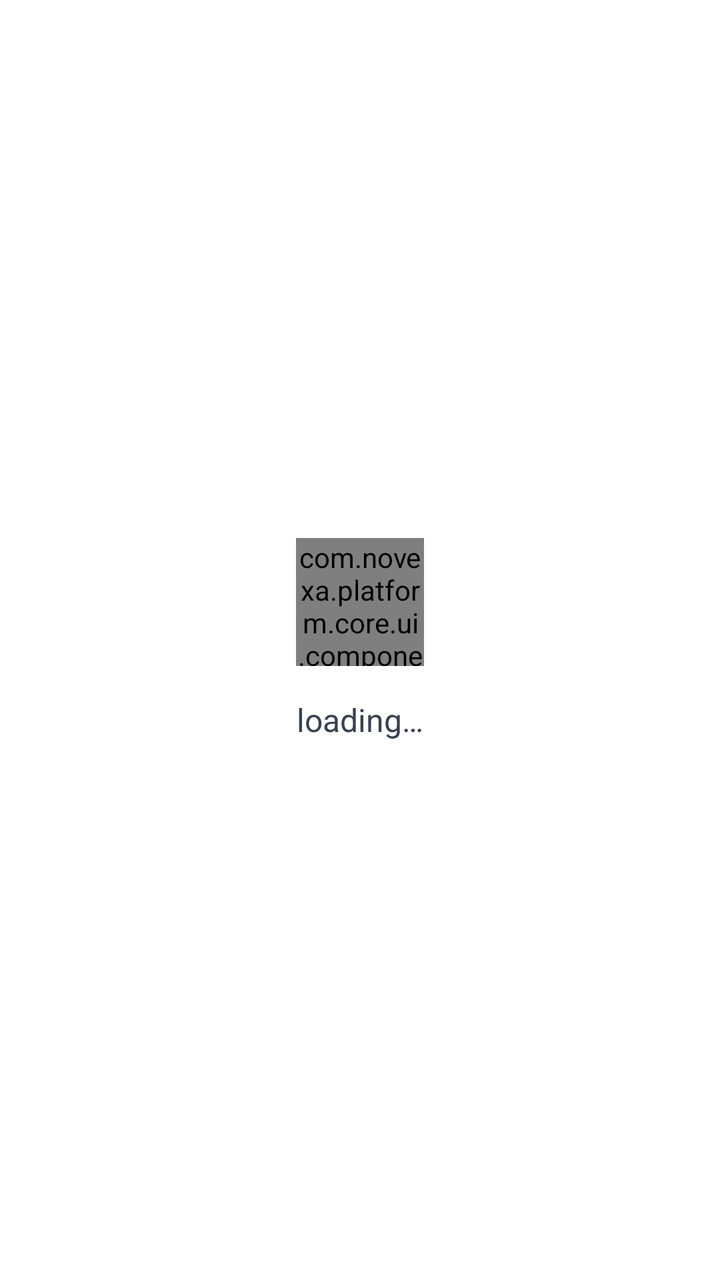
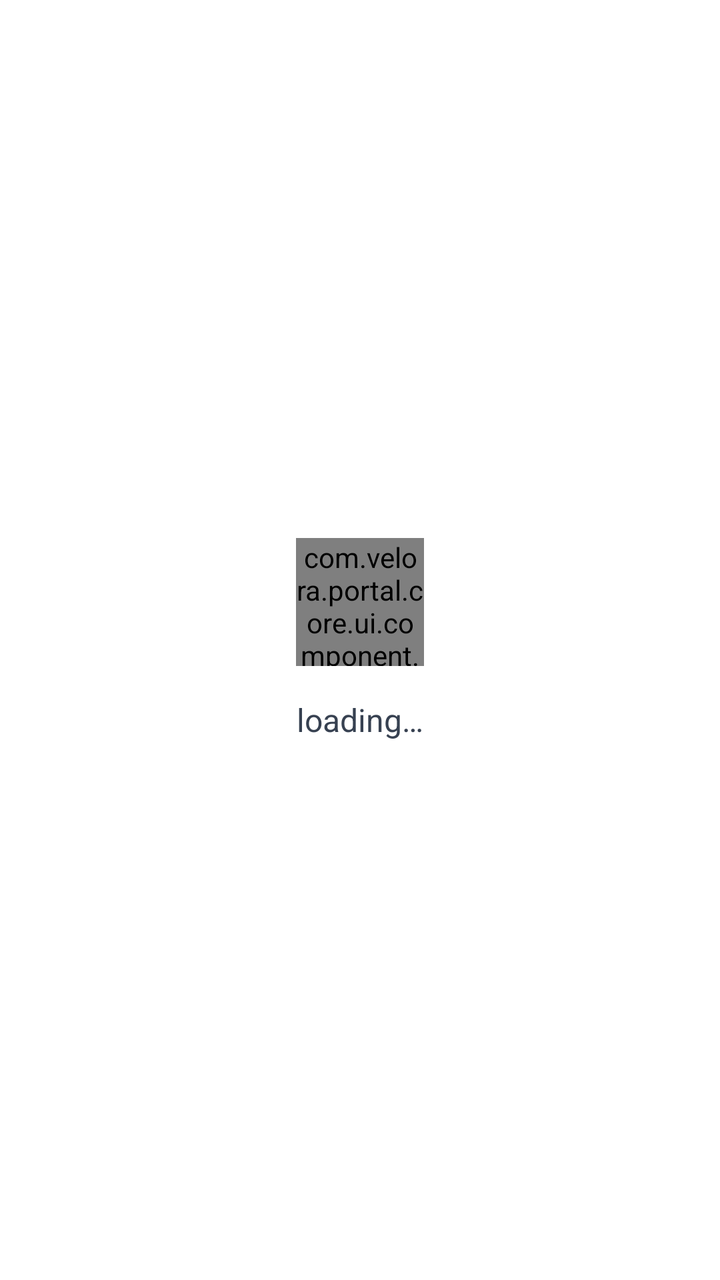

The first picture is an Android layout as it rendered before a commit; the second is the same layout after the commit. The layout source and the unified diff follow.
<!-- AndroidManifest.xml: application theme MyTheme -->
<!-- res/layout/view_content_loading.xml -->
<?xml version="1.0" encoding="utf-8"?>
<LinearLayout xmlns:android="http://schemas.android.com/apk/res/android"
    xmlns:tools="http://schemas.android.com/tools"
    android:layout_width="match_parent"
    android:layout_height="match_parent"
    android:gravity="center"
    android:orientation="vertical"
    tools:background="@color/text_inverse">

    <com.novexa.platform.core.ui.component.ShapeBounceLoadingView
        android:layout_width="@dimen/dp_72"
        android:layout_height="@dimen/dp_72" />

    <TextView
        android:layout_width="wrap_content"
        android:layout_height="wrap_content"
        android:layout_marginTop="@dimen/dp_18"
        android:text="@string/loading"
        android:textColor="@color/text_body"
        android:textSize="@dimen/sp_18"
        android:textStyle="normal" />
</LinearLayout>
<!-- resources referenced by this layout -->
<resources>
  <color name="text_body">#374151</color>
  <color name="text_inverse">#FFFFFFFF</color>
  <dimen name="dp_18">18dp</dimen>
  <dimen name="dp_72">72dp</dimen>
  <dimen name="sp_18">18sp</dimen>
  <string name="loading">loading…</string>
  <style name="MyTheme" parent="Theme.MaterialComponents.DayNight.NoActionBar">
          <item name="android:windowBackground">@color/surface_primary</item>
          <item name="android:statusBarColor">@color/surface_primary</item>
          <item name="android:navigationBarColor">@color/surface_primary</item>
          <item name="android:windowTranslucentStatus">false</item>
          <item name="android:windowTranslucentNavigation">false</item>
          <item name="editTextStyle">@style/AppEditTextStyle</item>
          <item name="android:editTextStyle">@style/AppEditTextStyle</item>
      </style>
  <color name="surface_primary">#FFFFFFFF</color>
  <style name="AppEditTextStyle" parent="@style/Widget.AppCompat.EditText">
          <item name="android:textCursorDrawable">@drawable/input_cursor_color_7087f8</item>
      </style>
  <!-- drawable input_cursor_color_7087f8 (drawable) -->
  <?xml version="1.0" encoding="utf-8"?>
  <shape xmlns:android="http://schemas.android.com/apk/res/android">
      <size android:width="@dimen/dp_2" />
      <solid android:color="@color/brand_primary" />
  </shape>
  <dimen name="dp_2">2dp</dimen>
  <color name="brand_primary">#396401</color>
</resources>

<!-- the commit's change to res/layout/view_content_loading.xml (unified diff, before → after) -->
@@ -7,7 +7,7 @@
     android:orientation="vertical"
     tools:background="@color/text_inverse">
 
-    <com.novexa.platform.core.ui.component.ShapeBounceLoadingView
+    <com.velora.portal.core.ui.component.ShapeBounceLoadingView
         android:layout_width="@dimen/dp_72"
         android:layout_height="@dimen/dp_72" />
 
